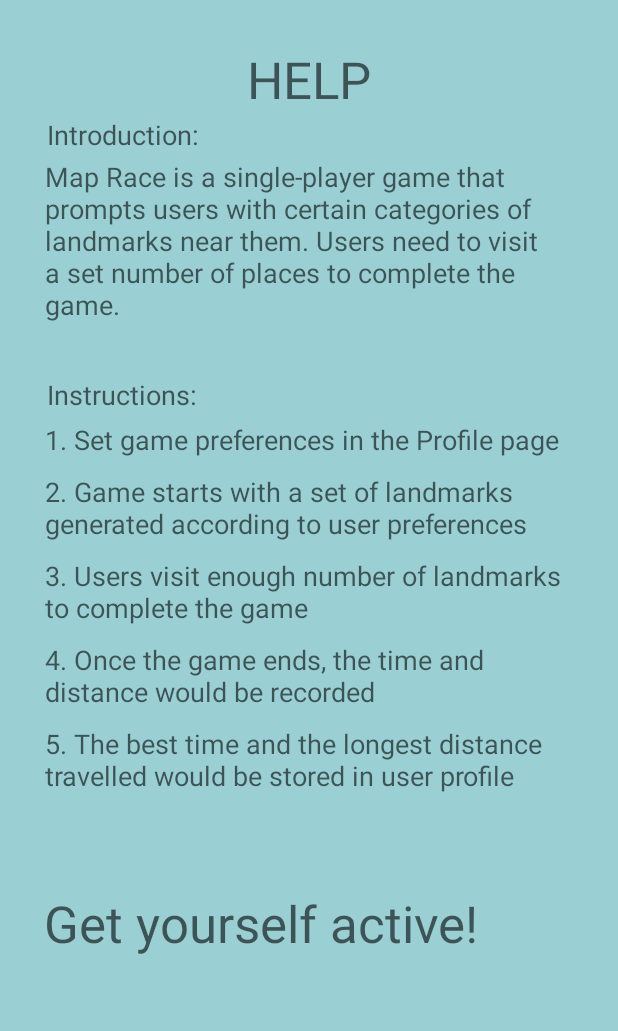
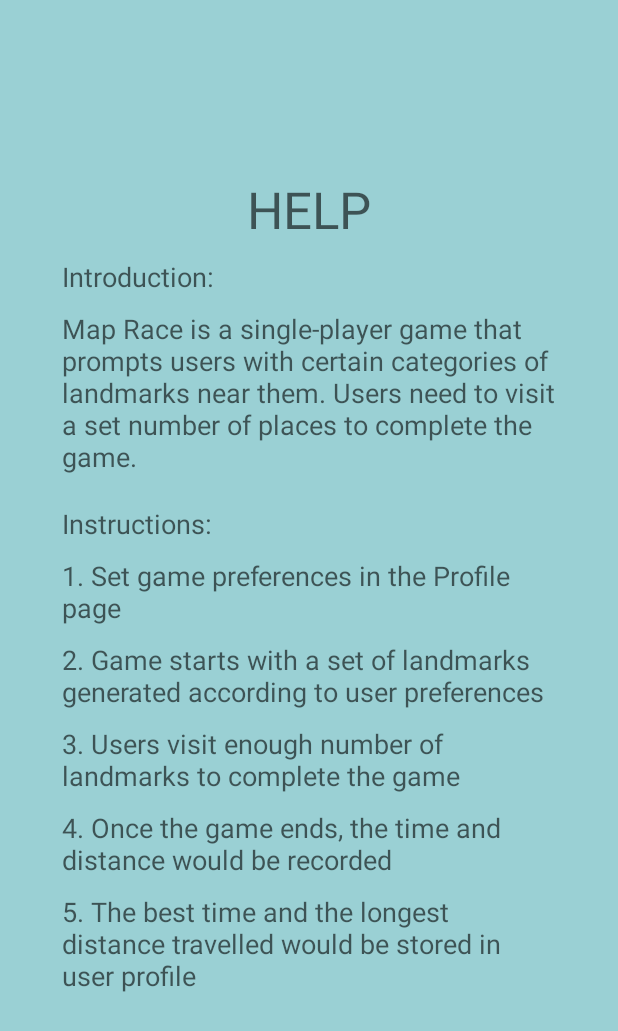
Before and after one commit to kashepavadan/cs446proj, an Android app: the HelpActivity screen opened directly, with no data from a screen before it, on a phone screen of 412 x 824 dp. Shown: the top 1031 px of the screen. Run offline under Robolectric (Android 15) with nearby library versions, the phone set to English and light mode, and no system bars.

Commit message:
updated HELP page - added scrollView

```diff
--- a/app/src/main/res/layout/activity_help.xml
+++ b/app/src/main/res/layout/activity_help.xml
@@ -7,139 +7,93 @@
     android:layout_height="match_parent"
     android:background="@color/colorPrimaryLight">
 
+    <ScrollView
+        android:id="@+id/help_scroll"
+        android:layout_width="329dp"
+        android:layout_height="591dp"
+        app:layout_constraintBottom_toBottomOf="parent"
+        app:layout_constraintEnd_toEndOf="parent"
+        app:layout_constraintStart_toStartOf="parent"
+        app:layout_constraintTop_toTopOf="parent">
+
+        <LinearLayout
+            android:id="@+id/help_scroll_linear"
+            android:layout_width="match_parent"
+            android:layout_height="wrap_content"
+            android:orientation="vertical">
+
             <TextView
                 android:id="@+id/textView"
                 android:layout_width="wrap_content"
                 android:layout_height="wrap_content"
-        android:layout_marginStart="115dp"
-        android:layout_marginTop="30dp"
-        android:layout_marginEnd="115dp"
+                android:layout_gravity="center"
                 android:text="HELP"
-        android:textAppearance="@style/TextAppearance.AppCompat.Display1"
-        app:layout_constraintEnd_toEndOf="parent"
-        app:layout_constraintStart_toStartOf="parent"
-        app:layout_constraintTop_toTopOf="parent" />
-
-    <TextView
-        android:id="@+id/textView4"
-        android:layout_width="0dp"
-        android:layout_height="wrap_content"
-        android:layout_marginStart="30dp"
-        android:layout_marginTop="30dp"
-        android:layout_marginEnd="30dp"
-        android:text="Map Race is a single-player game that prompts users with certain categories of landmarks near them. Users need to visit a set number of places to complete the game."
-        android:textAppearance="@style/TextAppearance.AppCompat.Medium"
-        app:layout_constraintEnd_toEndOf="parent"
-        app:layout_constraintHorizontal_bias="0.0"
-        app:layout_constraintStart_toStartOf="parent"
-        app:layout_constraintTop_toBottomOf="@+id/textView" />
+                android:textAppearance="@style/TextAppearance.AppCompat.Display1" />
 
             <TextView
                 android:id="@+id/textView5"
                 android:layout_width="wrap_content"
                 android:layout_height="wrap_content"
-        android:layout_marginStart="30dp"
-        android:layout_marginTop="3dp"
-        android:layout_marginEnd="278dp"
-        android:layout_marginBottom="5dp"
+                android:layout_marginTop="10dp"
                 android:text="Introduction:"
-        android:textAppearance="@style/TextAppearance.AppCompat.Medium"
-        app:layout_constraintBottom_toTopOf="@+id/textView4"
-        app:layout_constraintEnd_toEndOf="parent"
-        app:layout_constraintStart_toStartOf="parent"
-        app:layout_constraintTop_toBottomOf="@+id/textView" />
+                android:textAppearance="@style/TextAppearance.AppCompat.Medium" />
+
+            <TextView
+                android:id="@+id/textView4"
+                android:layout_width="wrap_content"
+                android:layout_height="wrap_content"
+                android:layout_marginTop="10dp"
+                android:text="Map Race is a single-player game that prompts users with certain categories of landmarks near them. Users need to visit a set number of places to complete the game."
+                android:textAppearance="@style/TextAppearance.AppCompat.Medium" />
 
             <TextView
                 android:id="@+id/textView6"
                 android:layout_width="wrap_content"
                 android:layout_height="wrap_content"
-        android:layout_marginStart="30dp"
-        android:layout_marginTop="35dp"
-        android:layout_marginEnd="280dp"
+                android:layout_marginTop="20dp"
                 android:text="Instructions:"
-        android:textAppearance="@style/TextAppearance.AppCompat.Medium"
-        app:layout_constraintEnd_toEndOf="parent"
-        app:layout_constraintStart_toStartOf="parent"
-        app:layout_constraintTop_toBottomOf="@+id/textView4" />
+                android:textAppearance="@style/TextAppearance.AppCompat.Medium" />
 
             <TextView
                 android:id="@+id/textView7"
-        android:layout_width="0dp"
+                android:layout_width="wrap_content"
                 android:layout_height="wrap_content"
-        android:layout_marginStart="30dp"
-        android:layout_marginTop="5dp"
-        android:layout_marginEnd="30dp"
+                android:layout_marginTop="10dp"
                 android:text="1. Set game preferences in the Profile page"
-        android:textAppearance="@style/TextAppearance.AppCompat.Medium"
-        app:layout_constraintEnd_toEndOf="parent"
-        app:layout_constraintHorizontal_bias="0.0"
-        app:layout_constraintStart_toStartOf="parent"
-        app:layout_constraintTop_toBottomOf="@+id/textView6" />
+                android:textAppearance="@style/TextAppearance.AppCompat.Medium" />
 
             <TextView
                 android:id="@+id/textView8"
-        android:layout_width="0dp"
+                android:layout_width="wrap_content"
                 android:layout_height="wrap_content"
-        android:layout_marginStart="30dp"
                 android:layout_marginTop="10dp"
-        android:layout_marginEnd="30dp"
                 android:text="2. Game starts with a set of landmarks generated according to user preferences"
-        android:textAppearance="@style/TextAppearance.AppCompat.Medium"
-        app:layout_constraintEnd_toEndOf="parent"
-        app:layout_constraintHorizontal_bias="0.0"
-        app:layout_constraintStart_toStartOf="parent"
-        app:layout_constraintTop_toBottomOf="@+id/textView7" />
+                android:textAppearance="@style/TextAppearance.AppCompat.Medium" />
 
             <TextView
                 android:id="@+id/textView9"
-        android:layout_width="0dp"
+                android:layout_width="wrap_content"
                 android:layout_height="wrap_content"
-        android:layout_marginStart="30dp"
                 android:layout_marginTop="10dp"
-        android:layout_marginEnd="30dp"
                 android:text="3. Users visit enough number of landmarks to complete the game"
-        android:textAppearance="@style/TextAppearance.AppCompat.Medium"
-        app:layout_constraintEnd_toEndOf="parent"
-        app:layout_constraintStart_toStartOf="parent"
-        app:layout_constraintTop_toBottomOf="@+id/textView8" />
+                android:textAppearance="@style/TextAppearance.AppCompat.Medium" />
 
             <TextView
                 android:id="@+id/textView10"
-        android:layout_width="0dp"
+                android:layout_width="wrap_content"
                 android:layout_height="wrap_content"
-        android:layout_marginStart="30dp"
                 android:layout_marginTop="10dp"
-        android:layout_marginEnd="30dp"
                 android:text="4. Once the game ends, the time and distance would be recorded"
-        android:textAppearance="@style/TextAppearance.AppCompat.Medium"
-        app:layout_constraintEnd_toEndOf="parent"
-        app:layout_constraintStart_toStartOf="parent"
-        app:layout_constraintTop_toBottomOf="@+id/textView9" />
+                android:textAppearance="@style/TextAppearance.AppCompat.Medium" />
 
             <TextView
                 android:id="@+id/textView11"
-        android:layout_width="0dp"
+                android:layout_width="wrap_content"
                 android:layout_height="wrap_content"
-        android:layout_marginStart="30dp"
                 android:layout_marginTop="10dp"
-        android:layout_marginEnd="30dp"
                 android:text="5. The best time and the longest distance travelled would be stored in user profile"
-        android:textAppearance="@style/TextAppearance.AppCompat.Medium"
-        app:layout_constraintEnd_toEndOf="parent"
-        app:layout_constraintStart_toStartOf="parent"
-        app:layout_constraintTop_toBottomOf="@+id/textView10" />
-
-    <TextView
-        android:id="@+id/textView13"
-        android:layout_width="wrap_content"
-        android:layout_height="45dp"
-        android:layout_marginStart="30dp"
-        android:layout_marginTop="63dp"
-        android:layout_marginEnd="93dp"
-        android:text="Get yourself active!"
-        android:textAppearance="@style/TextAppearance.AppCompat.Display1"
-        app:layout_constraintEnd_toEndOf="parent"
-        app:layout_constraintStart_toStartOf="parent"
-        app:layout_constraintTop_toBottomOf="@+id/textView11" />
+                android:textAppearance="@style/TextAppearance.AppCompat.Medium" />
+        </LinearLayout>
+    </ScrollView>
 
 </androidx.constraintlayout.widget.ConstraintLayout>
```
Lines whose indentation alone changed are shown as unchanged.
